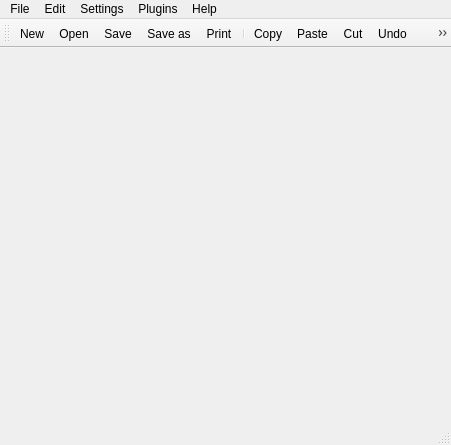
Old version of the form src/mainwindow.ui in the repository jeffuong/Axolotl.
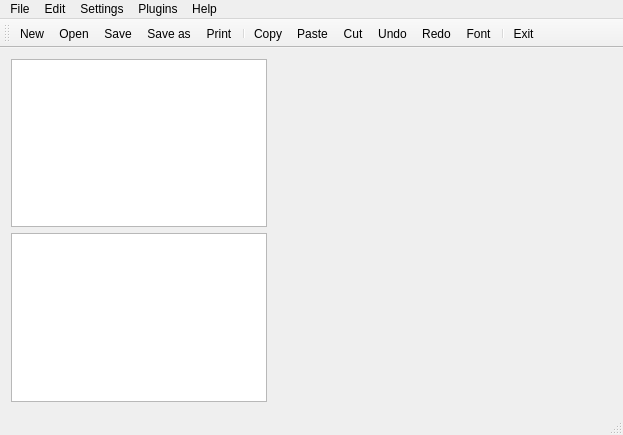
New version of the form. Icons and pictures are not drawn.

Commit message: Setting up widget layout for a file directory

Diff of the .ui file:
```diff
--- a/src/mainwindow.ui
+++ b/src/mainwindow.ui
@@ -6,8 +6,8 @@
    <rect>
     <x>0</x>
     <y>0</y>
-    <width>451</width>
-    <height>445</height>
+    <width>623</width>
+    <height>435</height>
    </rect>
   </property>
   <property name="windowTitle">
@@ -17,15 +17,15 @@
    <bool>false</bool>
   </property>
   <widget class="QWidget" name="centralWidget">
+   <layout class="QGridLayout" name="gridLayout">
+    <item row="0" column="0" alignment="Qt::AlignLeft">
+     <widget class="QTreeView" name="treeView"/>
+    </item>
+    <item row="1" column="0" alignment="Qt::AlignLeft|Qt::AlignBottom">
+     <widget class="QListView" name="listView"/>
+    </item>
+    <item row="0" column="1" rowspan="2">
    <widget class="QTabWidget" name="tabWidget">
-    <property name="geometry">
-     <rect>
-      <x>0</x>
-      <y>0</y>
-      <width>451</width>
-      <height>361</height>
-     </rect>
-    </property>
     <property name="autoFillBackground">
      <bool>true</bool>
     </property>
@@ -42,13 +42,15 @@
      <bool>true</bool>
     </property>
    </widget>
+    </item>
+   </layout>
   </widget>
   <widget class="QMenuBar" name="menuBar">
    <property name="geometry">
     <rect>
      <x>0</x>
      <y>0</y>
-     <width>451</width>
+     <width>623</width>
      <height>21</height>
     </rect>
    </property>
```
Lines whose indentation alone changed are shown as unchanged. The commit also changes 2 other files.
